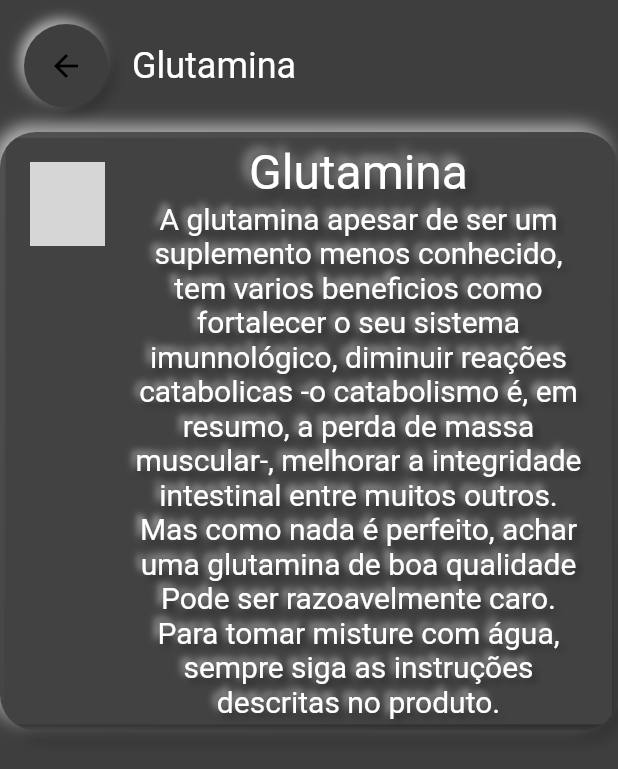
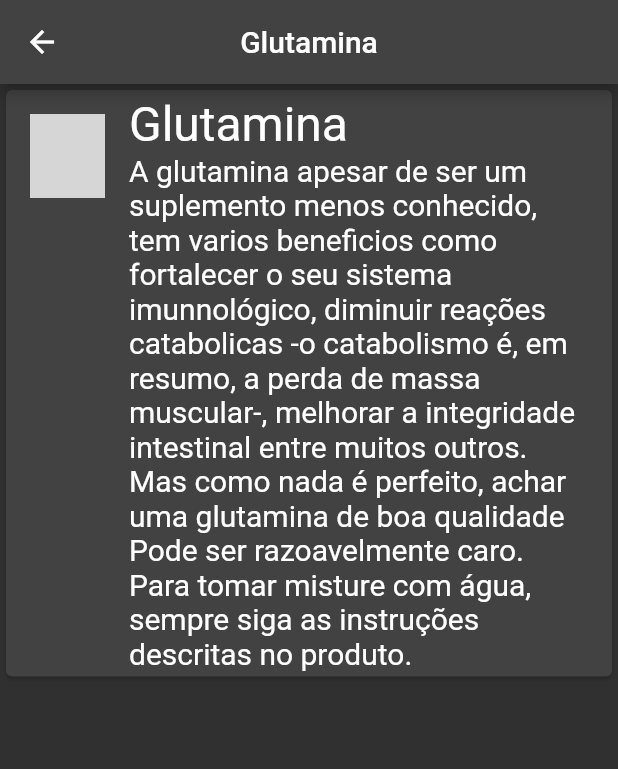
Before and after one commit to Moviopudim/FitFy, a Flutter app: the listaSuplementos screen opened directly, after a tap on "Glutamina", on a phone screen of 412 x 824 dp. Shown: the top 769 px of the screen. Run offline on Flutter 3.47's test engine with Material 2 defaults, Android fonts, the phone set to English and light mode, and no system bars; drawn by our look-alikes of flutter_neumorphic; our stand-ins replace getwidget, pedometer; network calls fail; grey boxes are pictures that could not be loaded.

Commit message:
Sem travamentos, eu espero

```diff
--- a/lib/Funcoes/Cria o suplemento.dart
+++ b/lib/Funcoes/Cria o suplemento.dart
@@ -13,20 +13,12 @@ class criaSuplemento extends StatelessWidget {
   @override
   Widget build(BuildContext context) {
     EdgeInsets margin;
-    return Neumorphic(
-      style: NeumorphicStyle(
-          shape: NeumorphicShape.concave,
-          boxShape: NeumorphicBoxShape.roundRect(BorderRadius.circular(2)),
-          depth: -8,
-          lightSource: LightSource.topLeft,
-          color: Colors.transparent
-      ),
-      child: Card(
+    return  Card(
         child: ListTile(
           leading: Image.network(imagem, width: 100),
           title: Text(
             rotulo,
-            style: TextStyle(fontSize: 32, fontFamily: 'Roboto'),
+            style: TextStyle(fontSize: 32),
           ),
           subtitle: Text(
             subtitulo,
@@ -38,7 +30,6 @@ class criaSuplemento extends StatelessWidget {
             }));
           },
         ),
-      ),
     );
   }
 }
--- a/lib/Screens/DetalhesSuplemento.dart
+++ b/lib/Funcoes/DetalhesSuplemento.dart
@@ -1,4 +1,5 @@
 import 'package:flutter_neumorphic/flutter_neumorphic.dart';
+import 'package:getwidget/components/appbar/gf_appbar.dart';
 
 class telaSuplemento extends StatelessWidget {
   const telaSuplemento({Key? key,
@@ -16,49 +17,34 @@ class telaSuplemento extends StatelessWidget {
   @override
   Widget build(BuildContext context) {
     return Scaffold(
-      appBar: NeumorphicAppBar(
+      appBar: GFAppBar(
         title: Text(titulo),
-        buttonStyle: NeumorphicStyle(depth: 3),
+        centerTitle: true,
       ),
-      body: Neumorphic(
-        style: NeumorphicStyle(
-            shape: NeumorphicShape.convex,
-            boxShape: NeumorphicBoxShape.roundRect(BorderRadius.circular(24)),
-            depth: 8,
-            lightSource: LightSource.topLeft,
-        ),
-        child: Card(
+      body: Card(
           child: ListTile(
             leading: Image.network(
               imagem,
               width: 50,
               height: 150,
             ),
-            title: NeumorphicText(
+            title: Text(
               rotulo,
-              style: NeumorphicStyle(
-                shape: NeumorphicShape.flat,
-                depth: 8,
+              style: const TextStyle(
                 color: Colors.white,
-              ),
-              textStyle: NeumorphicTextStyle(
                 fontSize: 32,
               ),
             ),
             subtitle:
-            NeumorphicText(
+            Text(
               subtitulo,
-              style:  NeumorphicStyle(
-                depth: 6,
+              style:  const TextStyle(
                 color: Colors.white,
-              ),
-              textStyle: NeumorphicTextStyle(
-                fontSize: 20, //customize size here
+                fontSize: 20,
               ),
             ),
           ),
         ),
-      ),
     );
   }
 }
--- a/lib/Screens/Lista de suplementos.dart
+++ b/lib/Screens/Lista de suplementos.dart
@@ -1,7 +1,8 @@
 import 'package:flutter/material.dart';
 import 'package:flutter_neumorphic/flutter_neumorphic.dart';
+import 'package:getwidget/components/appbar/gf_appbar.dart';
 import '../Funcoes/Cria o suplemento.dart';
-import '../Screens/DetalhesSuplemento.dart';
+import '../Funcoes/DetalhesSuplemento.dart';
 import '../main.dart';
 import 'Home.dart';
 import 'listaCapsulas.dart';
@@ -10,9 +11,9 @@ class listaSuplementos extends StatelessWidget {
   @override
   Widget build(BuildContext context) {
     return Scaffold(
-        appBar: NeumorphicAppBar(
-          title: Text('Suplementos'),
-          buttonStyle: NeumorphicStyle(depth: 3),
+        appBar: GFAppBar(
+          title: Text("Home"),
+          centerTitle: true,
         ),
         drawer: Drawer(
           child: ListView(
```
Also changed, not shown: lib/Funcoes/contador passos.dart (+5 -4 lines), lib/Screens/Home.dart (+5 -5 lines), lib/Screens/listaCapsulas.dart (+5 -4 lines), lib/main.dart (+19 -34 lines), pubspec.yaml (+14 -36 lines), pubspec.lock, 2 other files.
